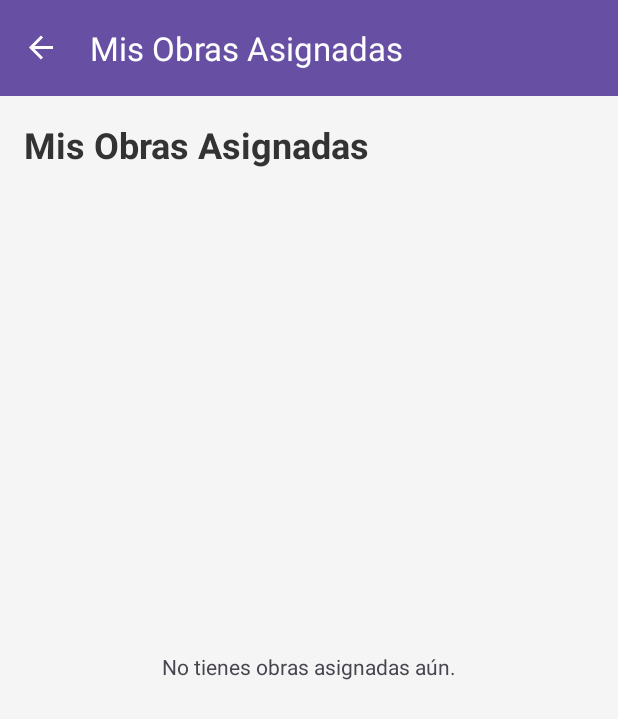
After one commit to annapa0/GestorOP, an Android app: the MisObrasFragment screen opened through its navigation route, on a phone screen of 412 x 824 dp. The commit adds this screen. Shown: the top 719 px of the screen. Run offline under Robolectric (Android 15) with nearby library versions, the phone set to English and light mode, and no system bars; our stand-ins replace Firebase (no records; nobody signed in at launch, a user with empty details on screens opened directly), navigation-ui.

Commit message:
se crea Mis obras para visualizacion del admin (todas) y del supervisor(solo asignadas)

```diff
--- /dev/null
+++ b/app/src/main/java/com/example/gestorop/Adapters/ObrasAdapter.java
@@ -0,0 +1,86 @@
+package com.example.gestorop.Adapters;
+
+import android.view.LayoutInflater;
+import android.view.View;
+import android.view.ViewGroup;
+import android.widget.TextView;
+
+import androidx.annotation.NonNull;
+import androidx.recyclerview.widget.RecyclerView;
+
+import com.example.myapplication.R;
+import com.example.gestorop.model.Obra;
+import com.google.firebase.firestore.FirebaseFirestore;
+
+import java.util.List;
+
+public class ObrasAdapter extends RecyclerView.Adapter<ObrasAdapter.ObraViewHolder> {
+
+    private List<Obra> listaObras;
+    private FirebaseFirestore db; // Instancia de Firebase para buscar nombres
+
+    public ObrasAdapter(List<Obra> listaObras) {
+        this.listaObras = listaObras;
+        this.db = FirebaseFirestore.getInstance(); // Inicializamos DB
+    }
+
+    @NonNull
+    @Override
+    public ObraViewHolder onCreateViewHolder(@NonNull ViewGroup parent, int viewType) {
+        View view = LayoutInflater.from(parent.getContext()).inflate(R.layout.item_obra_card, parent, false);
+        return new ObraViewHolder(view);
+    }
+
+    @Override
+    public void onBindViewHolder(@NonNull ObraViewHolder holder, int position) {
+        Obra obra = listaObras.get(position);
+
+        // Datos básicos
+        holder.txtNombre.setText(obra.getNombre());
+        holder.txtUbicacion.setText("📍 " + obra.getUbicacion());
+        holder.txtEstatus.setText(obra.getEstatus());
+
+        // --- LÓGICA PARA BUSCAR EL SUPERVISOR ---
+        String supervisorId = obra.getSupervisorId();
+
+        if (supervisorId != null && !supervisorId.isEmpty()) {
+            holder.txtSupervisor.setVisibility(View.VISIBLE);
+            holder.txtSupervisor.setText("Supervisor: Buscando...");
+
+            // Consultamos la colección "users" para obtener el email
+            db.collection("users").document(supervisorId).get()
+                    .addOnSuccessListener(documentSnapshot -> {
+                        if (documentSnapshot.exists()) {
+                            // Puedes usar "email" o "nombre" según lo que tengas en users
+                            String email = documentSnapshot.getString("email");
+                            holder.txtSupervisor.setText("Supervisor: " + (email != null ? email : "Sin nombre"));
+                        } else {
+                            holder.txtSupervisor.setText("Supervisor: Usuario no encontrado");
+                        }
+                    })
+                    .addOnFailureListener(e -> {
+                        holder.txtSupervisor.setText("Supervisor: Error al cargar");
+                    });
+        } else {
+            // Si no tiene ID asignado (casos antiguos o errores)
+            holder.txtSupervisor.setVisibility(View.GONE);
+        }
+    }
+
+    @Override
+    public int getItemCount() {
+        return listaObras.size();
+    }
+
+    static class ObraViewHolder extends RecyclerView.ViewHolder {
+        TextView txtNombre, txtUbicacion, txtEstatus, txtSupervisor;
+
+        public ObraViewHolder(@NonNull View itemView) {
+            super(itemView);
+            txtNombre = itemView.findViewById(R.id.txtNombreObra);
+            txtUbicacion = itemView.findViewById(R.id.txtUbicacion);
+            txtEstatus = itemView.findViewById(R.id.txtEstatus);
+            txtSupervisor = itemView.findViewById(R.id.txtSupervisor); // Vinculamos el nuevo texto
+        }
+    }
+}
--- /dev/null
+++ b/app/src/main/java/com/example/gestorop/ui/MisObrasFragment.java
@@ -0,0 +1,129 @@
+package com.example.gestorop.ui;
+
+import android.os.Bundle;
+import android.util.Log;
+import android.view.LayoutInflater;
+import android.view.View;
+import android.view.ViewGroup;
+import android.widget.ProgressBar;
+import android.widget.TextView;
+import android.widget.Toast;
+
+import androidx.annotation.NonNull;
+import androidx.annotation.Nullable;
+import androidx.fragment.app.Fragment;
+import androidx.recyclerview.widget.LinearLayoutManager;
+import androidx.recyclerview.widget.RecyclerView;
+
+import com.example.myapplication.R;
+import com.example.gestorop.model.Sesion;
+import com.example.gestorop.model.Obra; // Importando la clase que acabas de arreglar
+
+import com.google.firebase.firestore.FirebaseFirestore;
+import com.google.firebase.firestore.QueryDocumentSnapshot;
+
+import java.util.ArrayList;
+import java.util.List;
+
+public class MisObrasFragment extends Fragment {
+
+    private RecyclerView recyclerView;
+    private com.example.gestorop.Adapters.ObrasAdapter adapter;
+    private List<Obra> listaObras;
+    private ProgressBar progressBar;
+    private TextView txtVacio;
+
+    private FirebaseFirestore db;
+
+    public MisObrasFragment() { }
+
+    @Nullable
+    @Override
+    public View onCreateView(@NonNull LayoutInflater inflater, @Nullable ViewGroup container, @Nullable Bundle savedInstanceState) {
+        View view = inflater.inflate(R.layout.fragment_mis_obras, container, false);
+
+        db = FirebaseFirestore.getInstance();
+
+        // 1. Vincular Vistas
+        recyclerView = view.findViewById(R.id.recyclerViewObras);
+        progressBar = view.findViewById(R.id.progressBar);
+        txtVacio = view.findViewById(R.id.txtVacio);
+
+        // 2. Configurar RecyclerView
+        recyclerView.setLayoutManager(new LinearLayoutManager(getContext()));
+        listaObras = new ArrayList<>();
+        adapter = new com.example.gestorop.Adapters.ObrasAdapter(listaObras);
+        recyclerView.setAdapter(adapter);
+
+        // 3. Cargar datos
+        cargarObrasAsignadas();
+
+        return view;
+    }
+
+    private void cargarObrasAsignadas() {
+        progressBar.setVisibility(View.VISIBLE);
+        txtVacio.setVisibility(View.GONE);
+
+        // A. Obtener datos de la Sesión
+        String miIdUsuario = Sesion.obtenerId(requireContext());
+        String miRol = Sesion.obtenerRol(requireContext());
+
+        Log.d("MisObras", "Consultando obras para ID: " + miIdUsuario + " | Rol: " + miRol);
+
+        // B. Definir la consulta según el Rol
+        com.google.firebase.firestore.Query query;
+
+        if (miRol.equalsIgnoreCase("Admin")) {
+            // El Admin ve TODO
+            query = db.collection("obras");
+        } else {
+            // Supervisor o Residente ven SOLO lo suyo
+            query = db.collection("obras").whereEqualTo("supervisorId", miIdUsuario);
+        }
+
+        // C. Ejecutar la consulta
+        query.get()
+                .addOnSuccessListener(queryDocumentSnapshots -> {
+                    progressBar.setVisibility(View.GONE);
+                    listaObras.clear();
+
+                    if (!queryDocumentSnapshots.isEmpty()) {
+                        for (QueryDocumentSnapshot document : queryDocumentSnapshots) {
+                            try {
+                                Obra obra = new Obra();
+                                obra.setId(document.getId());
+                                obra.setNombre(document.getString("nombre"));
+                                obra.setUbicacion(document.getString("ubicacion"));
+                                obra.setEstatus(document.getString("estatus"));
+                                obra.setSupervisorId(document.getString("supervisorId"));
+
+                                // Fechas
+                                obra.setFechaInicio(document.getDate("fechaInicio"));
+                                obra.setFechaFin(document.getDate("fechaFin"));
+
+                                // Coordenadas seguras
+                                Object lat = document.get("latitud");
+                                Object lon = document.get("longitud");
+
+                                obra.setLatitud(lat != null ? String.valueOf(lat) : "0.0");
+                                obra.setLongitud(lon != null ? String.valueOf(lon) : "0.0");
+
+                                listaObras.add(obra);
+
+                            } catch (Exception e) {
+                                Log.e("MisObras", "Error al leer una obra: " + e.getMessage());
+                            }
+                        }
+                        adapter.notifyDataSetChanged();
+                    } else {
+                        txtVacio.setVisibility(View.VISIBLE);
+                    }
+                })
+                .addOnFailureListener(e -> {
+                    progressBar.setVisibility(View.GONE);
+                    Toast.makeText(getContext(), "Error al cargar datos", Toast.LENGTH_SHORT).show();
+                    Log.e("MisObras", "Error Firestore", e);
+                });
+    }
+}
--- a/app/src/main/java/com/example/gestorop/ui/OpcionesFragment.java
+++ b/app/src/main/java/com/example/gestorop/ui/OpcionesFragment.java
@@ -28,9 +28,9 @@ public class OpcionesFragment extends Fragment {
         Button btnCrearUsuario = view.findViewById(R.id.btnCrearUsuario);
         Button btnCreaObra = view.findViewById(R.id.btnCreaObra);
         Button btnCerrar = view.findViewById(R.id.btnCerrarSesion);
-
+        Button btnMisObras = view.findViewById(R.id.btnMisObras);
         // 2. OBTENER EL ROL DE LA SESIÓN
-        String rolActual = com.example.gestorop.model.Sesion.obtenerRol(requireContext());
+        String rolActual = Sesion.obtenerRol(requireContext());
 
         // 3. APLICAR LÓGICA DE VISIBILIDAD SEGÚN EL ROL
 
@@ -65,10 +65,15 @@ public class OpcionesFragment extends Fragment {
                         .navigate(R.id.crearObraFragment)
         );
 
+        btnMisObras.setOnClickListener(v ->
+                Navigation.findNavController(requireActivity(), R.id.nav_host_fragment)
+                        .navigate(R.id.misObrasFragment)
+        );
+
         // 5. Lógica de Cerrar Sesión
         btnCerrar.setOnClickListener(v -> {
             // Borramos los datos de la sesión
-            com.example.gestorop.model.Sesion.cerrarSesion(requireContext());
+            Sesion.cerrarSesion(requireContext());
 
             // Redirigimos al Login y borramos el historial para que no puedan volver atrás
             Intent intent = new Intent(requireContext(), LoginActivity.class);
--- /dev/null
+++ b/app/src/main/res/layout/fragment_mis_obras.xml
@@ -0,0 +1,48 @@
+<?xml version="1.0" encoding="utf-8"?>
+<androidx.constraintlayout.widget.ConstraintLayout xmlns:android="http://schemas.android.com/apk/res/android"
+    xmlns:app="http://schemas.android.com/apk/res-auto"
+    android:layout_width="match_parent"
+    android:layout_height="match_parent"
+    android:background="#F5F5F5">
+
+    <TextView
+        android:id="@+id/tituloLista"
+        android:layout_width="wrap_content"
+        android:layout_height="wrap_content"
+        android:text="Mis Obras Asignadas"
+        android:textSize="24sp"
+        android:textStyle="bold"
+        android:textColor="#333"
+        android:layout_margin="16dp"
+        app:layout_constraintTop_toTopOf="parent"
+        app:layout_constraintStart_toStartOf="parent"/>
+
+    <androidx.recyclerview.widget.RecyclerView
+        android:id="@+id/recyclerViewObras"
+        android:layout_width="match_parent"
+        android:layout_height="0dp"
+        android:layout_marginTop="8dp"
+        app:layout_constraintTop_toBottomOf="@id/tituloLista"
+        app:layout_constraintBottom_toBottomOf="parent"/>
+
+    <ProgressBar
+        android:id="@+id/progressBar"
+        android:layout_width="wrap_content"
+        android:layout_height="wrap_content"
+        app:layout_constraintBottom_toBottomOf="parent"
+        app:layout_constraintEnd_toEndOf="parent"
+        app:layout_constraintStart_toStartOf="parent"
+        app:layout_constraintTop_toTopOf="parent" />
+
+    <TextView
+        android:id="@+id/txtVacio"
+        android:layout_width="wrap_content"
+        android:layout_height="wrap_content"
+        android:text="No tienes obras asignadas aún."
+        android:visibility="gone"
+        app:layout_constraintBottom_toBottomOf="parent"
+        app:layout_constraintEnd_toEndOf="parent"
+        app:layout_constraintStart_toStartOf="parent"
+        app:layout_constraintTop_toTopOf="parent" />
+
+</androidx.constraintlayout.widget.ConstraintLayout>
--- a/app/src/main/res/layout/fragment_opciones.xml
+++ b/app/src/main/res/layout/fragment_opciones.xml
@@ -25,6 +25,11 @@
             android:layout_width="match_parent"
             android:layout_height="wrap_content"
             android:text="Crear obra" />
+        <Button
+            android:id="@+id/btnMisObras"
+            android:layout_width="match_parent"
+            android:layout_height="wrap_content"
+            android:text="Mis Obras" />
 
         <Button
             android:id="@+id/btnCerrarSesion"
--- a/app/src/main/res/navigation/nav_graph.xml
+++ b/app/src/main/res/navigation/nav_graph.xml
@@ -22,6 +22,11 @@
         android:name="com.example.gestorop.ui.CrearObraFragment"
         android:label="Crear Obra"
         tools:layout="@layout/fragment_crear_obra" />
+    <fragment
+        android:id="@+id/misObrasFragment"
+        android:name="com.example.gestorop.ui.MisObrasFragment"
+        android:label="Mis Obras Asignadas"
+        tools:layout="@layout/fragment_mis_obras" />
 
 
 </navigation>
```
Also changed, not shown: app/src/main/java/com/example/gestorop/model/Obra.java (+25 -71 lines), app/src/main/java/com/example/gestorop/model/Sesion.java (+31 -7 lines), app/src/main/java/com/example/gestorop/ui/LoginActivity.java (+44 -23 lines), app/src/main/res/layout/item_obra_card.xml (added, +63 -0 lines).
